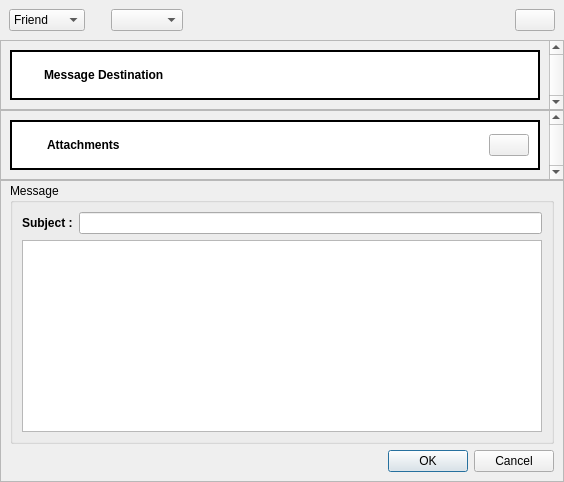
First picture: the form in retroshare-gui/src/gui/GeneralMsgDialog.ui, repository RetroShare/RetroShare, before the edit.
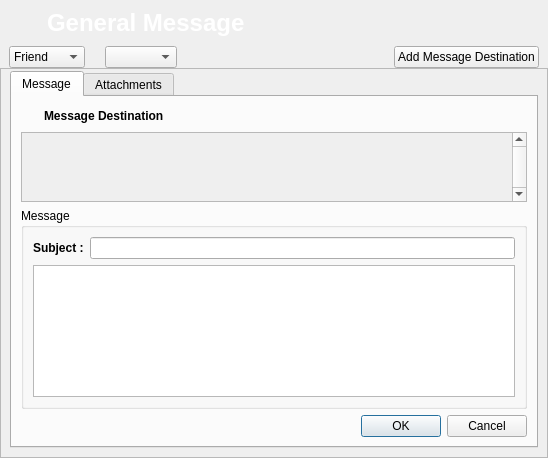
Second picture: the form after the edit. Icons and pictures are not drawn.

Commit message: little design changes for General Message

The edit to the form file:
```diff
--- a/retroshare-gui/src/gui/GeneralMsgDialog.ui
+++ b/retroshare-gui/src/gui/GeneralMsgDialog.ui
@@ -6,8 +6,8 @@
    <rect>
     <x>0</x>
     <y>0</y>
-    <width>564</width>
-    <height>482</height>
+    <width>548</width>
+    <height>458</height>
    </rect>
   </property>
   <property name="acceptDrops">
@@ -27,6 +27,101 @@
    <property name="spacing">
     <number>0</number>
    </property>
+   <item row="1" column="0">
+    <layout class="QHBoxLayout">
+     <property name="leftMargin">
+      <number>9</number>
+     </property>
+     <property name="rightMargin">
+      <number>9</number>
+     </property>
+     <item>
+      <widget class="QComboBox" name="typeComboBox">
+       <property name="acceptDrops">
+        <bool>true</bool>
+       </property>
+       <item>
+        <property name="text">
+         <string>Friend</string>
+        </property>
+       </item>
+       <item>
+        <property name="text">
+         <string>Channel</string>
+        </property>
+       </item>
+       <item>
+        <property name="text">
+         <string>Forum</string>
+        </property>
+       </item>
+       <item>
+        <property name="text">
+         <string>Blog</string>
+        </property>
+       </item>
+      </widget>
+     </item>
+     <item>
+      <spacer>
+       <property name="orientation">
+        <enum>Qt::Horizontal</enum>
+       </property>
+       <property name="sizeType">
+        <enum>QSizePolicy::Preferred</enum>
+       </property>
+       <property name="sizeHint" stdset="0">
+        <size>
+         <width>20</width>
+         <height>20</height>
+        </size>
+       </property>
+      </spacer>
+     </item>
+     <item>
+      <widget class="QComboBox" name="destIdComboBox"/>
+     </item>
+     <item>
+      <spacer>
+       <property name="orientation">
+        <enum>Qt::Horizontal</enum>
+       </property>
+       <property name="sizeHint" stdset="0">
+        <size>
+         <width>40</width>
+         <height>20</height>
+        </size>
+       </property>
+      </spacer>
+     </item>
+     <item>
+      <widget class="QPushButton" name="addButton">
+       <property name="sizePolicy">
+        <sizepolicy hsizetype="Fixed" vsizetype="Fixed">
+         <horstretch>0</horstretch>
+         <verstretch>0</verstretch>
+        </sizepolicy>
+       </property>
+       <property name="toolTip">
+        <string>Add Message Destination</string>
+       </property>
+       <property name="text">
+        <string>Add Message Destination</string>
+       </property>
+       <property name="icon">
+        <iconset resource="images.qrc">
+         <normaloff>:/images/edit_add24.png</normaloff>:/images/edit_add24.png</iconset>
+       </property>
+       <property name="iconSize">
+        <size>
+         <width>24</width>
+         <height>24</height>
+        </size>
+       </property>
+      </widget>
+     </item>
+    </layout>
+   </item>
    <item row="0" column="0">
     <widget class="QFrame" name="frame">
      <property name="styleSheet">
@@ -41,132 +136,64 @@
      </property>
      <layout class="QGridLayout" name="gridLayout">
       <item row="0" column="0">
-       <layout class="QHBoxLayout">
-        <item>
-         <widget class="QComboBox" name="typeComboBox">
-          <property name="acceptDrops">
-           <bool>true</bool>
-          </property>
-          <item>
-           <property name="text">
-            <string>Friend</string>
-           </property>
-          </item>
-          <item>
-           <property name="text">
-            <string>Channel</string>
-           </property>
-          </item>
-          <item>
-           <property name="text">
-            <string>Forum</string>
-           </property>
-          </item>
-          <item>
-           <property name="text">
-            <string>Blog</string>
-           </property>
-          </item>
-         </widget>
-        </item>
-        <item>
-         <spacer>
-          <property name="orientation">
-           <enum>Qt::Horizontal</enum>
-          </property>
-          <property name="sizeType">
-           <enum>QSizePolicy::Preferred</enum>
-          </property>
-          <property name="sizeHint" stdset="0">
-           <size>
-            <width>20</width>
-            <height>20</height>
-           </size>
-          </property>
-         </spacer>
-        </item>
-        <item>
-         <widget class="QComboBox" name="destIdComboBox"/>
-        </item>
-        <item>
-         <spacer>
-          <property name="orientation">
-           <enum>Qt::Horizontal</enum>
-          </property>
-          <property name="sizeHint" stdset="0">
-           <size>
-            <width>40</width>
-            <height>20</height>
-           </size>
-          </property>
-         </spacer>
-        </item>
-        <item>
-         <widget class="QPushButton" name="addButton">
-          <property name="sizePolicy">
-           <sizepolicy hsizetype="Fixed" vsizetype="Fixed">
-            <horstretch>0</horstretch>
-            <verstretch>0</verstretch>
-           </sizepolicy>
-          </property>
-          <property name="toolTip">
-           <string>Add Message Destination</string>
-          </property>
-          <property name="text">
-           <string/>
-          </property>
-          <property name="icon">
-           <iconset resource="images.qrc">
-            <normaloff>:/images/edit_add24.png</normaloff>:/images/edit_add24.png</iconset>
-          </property>
-          <property name="iconSize">
-           <size>
-            <width>24</width>
-            <height>24</height>
-           </size>
-          </property>
-         </widget>
-        </item>
-       </layout>
+       <widget class="QLabel" name="label_6">
+        <property name="maximumSize">
+         <size>
+          <width>32</width>
+          <height>32</height>
+         </size>
+        </property>
+        <property name="text">
+         <string/>
+        </property>
+        <property name="pixmap">
+         <pixmap resource="images.qrc">:/images/new-mail-alert.png</pixmap>
+        </property>
+        <property name="scaledContents">
+         <bool>true</bool>
+        </property>
+       </widget>
+      </item>
+      <item row="0" column="1">
+       <widget class="QLabel" name="label_7">
+        <property name="text">
+         <string>&lt;!DOCTYPE HTML PUBLIC &quot;-//W3C//DTD HTML 4.0//EN&quot; &quot;http://www.w3.org/TR/REC-html40/strict.dtd&quot;&gt;
+&lt;html&gt;&lt;head&gt;&lt;meta name=&quot;qrichtext&quot; content=&quot;1&quot; /&gt;&lt;style type=&quot;text/css&quot;&gt;
+p, li { white-space: pre-wrap; }
+&lt;/style&gt;&lt;/head&gt;&lt;body style=&quot; font-family:'MS Shell Dlg 2'; font-size:8.25pt; font-weight:400; font-style:normal;&quot;&gt;
+&lt;p style=&quot; margin-top:0px; margin-bottom:0px; margin-left:0px; margin-right:0px; -qt-block-indent:0; text-indent:0px;&quot;&gt;&lt;span style=&quot; font-size:18pt; font-weight:600; color:#ffffff;&quot;&gt;General Message&lt;/span&gt;&lt;/p&gt;&lt;/body&gt;&lt;/html&gt;</string>
+        </property>
+       </widget>
       </item>
      </layout>
     </widget>
    </item>
-   <item row="1" column="0">
-    <widget class="QScrollArea" name="scrollArea_2">
-     <property name="verticalScrollBarPolicy">
-      <enum>Qt::ScrollBarAlwaysOn</enum>
+   <item row="2" column="0">
+    <widget class="QFrame" name="frame_2">
+     <property name="frameShape">
+      <enum>QFrame::StyledPanel</enum>
      </property>
-     <property name="widgetResizable">
-      <bool>true</bool>
+     <property name="frameShadow">
+      <enum>QFrame::Raised</enum>
      </property>
-     <widget class="QWidget" name="scrollAreaWidgetContents_2">
-      <property name="geometry">
-       <rect>
-        <x>0</x>
-        <y>0</y>
-        <width>545</width>
-        <height>66</height>
-       </rect>
+     <layout class="QGridLayout" name="gridLayout_6">
+      <property name="topMargin">
+       <number>2</number>
       </property>
-      <layout class="QGridLayout" name="gridLayout_5">
-       <item row="0" column="0">
-        <widget class="QFrame" name="destFrame">
-         <property name="acceptDrops">
-          <bool>true</bool>
-         </property>
-         <property name="styleSheet">
-          <string notr="true">QFrame#destFrame{border: 2px solid black; 
-background: white;}</string>
-         </property>
-         <property name="frameShape">
-          <enum>QFrame::StyledPanel</enum>
-         </property>
-         <property name="frameShadow">
-          <enum>QFrame::Raised</enum>
-         </property>
-         <layout class="QVBoxLayout">
-          <item>
+      <item row="0" column="0">
+       <widget class="QTabWidget" name="tabWidget">
+        <property name="currentIndex">
+         <number>0</number>
+        </property>
+        <property name="movable">
+         <bool>false</bool>
+        </property>
+        <widget class="QWidget" name="tab">
+         <attribute name="title">
+          <string>Message</string>
+         </attribute>
+         <layout class="QGridLayout" name="gridLayout_3">
+          <item row="0" column="0">
            <layout class="QHBoxLayout">
             <item>
              <widget class="QLabel" name="label_2">
@@ -222,56 +249,93 @@
             </item>
            </layout>
           </item>
+          <item row="1" column="0">
+           <widget class="QScrollArea" name="scrollArea_2">
+            <property name="verticalScrollBarPolicy">
+             <enum>Qt::ScrollBarAlwaysOn</enum>
+            </property>
+            <property name="widgetResizable">
+             <bool>true</bool>
+            </property>
+            <widget class="QWidget" name="scrollAreaWidgetContents_2">
+             <property name="geometry">
+              <rect>
+               <x>0</x>
+               <y>0</y>
+               <width>485</width>
+               <height>60</height>
+              </rect>
+             </property>
+             <layout class="QGridLayout" name="gridLayout_5">
+              <item row="2" column="0">
+               <spacer name="verticalSpacer_2">
+                <property name="orientation">
+                 <enum>Qt::Vertical</enum>
+                </property>
+                <property name="sizeHint" stdset="0">
+                 <size>
+                  <width>20</width>
+                  <height>40</height>
+                 </size>
+                </property>
+               </spacer>
+              </item>
+              <item row="1" column="0">
+               <layout class="QVBoxLayout" name="verticalLayout"/>
+              </item>
+             </layout>
+            </widget>
+           </widget>
+          </item>
+          <item row="2" column="0">
+           <widget class="QGroupBox" name="groupBox">
+            <property name="title">
+             <string>Message</string>
+            </property>
+            <layout class="QGridLayout" name="gridLayout_2">
+             <item row="0" column="0">
+              <layout class="QHBoxLayout" name="_2">
+               <item>
+                <widget class="QLabel" name="label_5">
+                 <property name="font">
+                  <font>
+                   <weight>75</weight>
+                   <bold>true</bold>
+                  </font>
+                 </property>
+                 <property name="text">
+                  <string>Subject :</string>
+                 </property>
+                </widget>
+               </item>
+               <item>
+                <widget class="QLineEdit" name="subjectEdit"/>
+               </item>
+              </layout>
+             </item>
+             <item row="1" column="0">
+              <widget class="QTextEdit" name="msgEdit"/>
+             </item>
+            </layout>
+           </widget>
+          </item>
+          <item row="3" column="0">
+           <widget class="QDialogButtonBox" name="buttonBox">
+            <property name="orientation">
+             <enum>Qt::Horizontal</enum>
+            </property>
+            <property name="standardButtons">
+             <set>QDialogButtonBox::Cancel|QDialogButtonBox::Ok</set>
+            </property>
+           </widget>
+          </item>
          </layout>
         </widget>
-       </item>
-      </layout>
-     </widget>
-    </widget>
-   </item>
-   <item row="2" column="0">
-    <widget class="QScrollArea" name="scrollArea">
-     <property name="verticalScrollBarPolicy">
-      <enum>Qt::ScrollBarAlwaysOn</enum>
-     </property>
-     <property name="widgetResizable">
-      <bool>true</bool>
-     </property>
-     <widget class="QWidget" name="scrollAreaWidgetContents">
-      <property name="geometry">
-       <rect>
-        <x>0</x>
-        <y>0</y>
-        <width>545</width>
-        <height>76</height>
-       </rect>
-      </property>
-      <layout class="QGridLayout" name="gridLayout_4">
-       <item row="0" column="0">
-        <widget class="QFrame" name="fileFrame">
-         <property name="minimumSize">
-          <size>
-           <width>0</width>
-           <height>0</height>
-          </size>
-         </property>
-         <property name="acceptDrops">
-          <bool>true</bool>
-         </property>
-         <property name="toolTip">
-          <string>Drag and Drop Files from Search Results</string>
-         </property>
-         <property name="styleSheet">
-          <string notr="true">QFrame#fileFrame{border: 2px solid black; 
-background: white;}</string>
-         </property>
-         <property name="frameShape">
-          <enum>QFrame::StyledPanel</enum>
-         </property>
-         <property name="frameShadow">
-          <enum>QFrame::Raised</enum>
-         </property>
-         <layout class="QGridLayout" name="gridLayout_3">
+        <widget class="QWidget" name="tab_2">
+         <attribute name="title">
+          <string>Attachments</string>
+         </attribute>
+         <layout class="QGridLayout" name="gridLayout_9">
           <item row="0" column="0">
            <layout class="QHBoxLayout" name="horizontalLayout">
             <item>
@@ -357,65 +421,46 @@
             </item>
            </layout>
           </item>
+          <item row="1" column="0">
+           <widget class="QScrollArea" name="scrollArea">
+            <property name="verticalScrollBarPolicy">
+             <enum>Qt::ScrollBarAlwaysOn</enum>
+            </property>
+            <property name="widgetResizable">
+             <bool>true</bool>
+            </property>
+            <widget class="QWidget" name="scrollAreaWidgetContents">
+             <property name="geometry">
+              <rect>
+               <x>0</x>
+               <y>0</y>
+               <width>485</width>
+               <height>270</height>
+              </rect>
+             </property>
+             <layout class="QGridLayout" name="gridLayout_4">
+              <item row="1" column="0">
+               <spacer name="verticalSpacer">
+                <property name="orientation">
+                 <enum>Qt::Vertical</enum>
+                </property>
+                <property name="sizeHint" stdset="0">
+                 <size>
+                  <width>20</width>
+                  <height>40</height>
+                 </size>
+                </property>
+               </spacer>
+              </item>
+              <item row="0" column="0">
+               <layout class="QVBoxLayout" name="verticalLayout_2"/>
+              </item>
+             </layout>
+            </widget>
+           </widget>
+          </item>
          </layout>
         </widget>
-       </item>
-      </layout>
-     </widget>
-    </widget>
-   </item>
-   <item row="3" column="0">
-    <widget class="QFrame" name="frame_2">
-     <property name="frameShape">
-      <enum>QFrame::StyledPanel</enum>
-     </property>
-     <property name="frameShadow">
-      <enum>QFrame::Raised</enum>
-     </property>
-     <layout class="QGridLayout" name="gridLayout_6">
-      <property name="topMargin">
-       <number>2</number>
-      </property>
-      <item row="0" column="0">
-       <widget class="QGroupBox" name="groupBox">
-        <property name="title">
-         <string>Message</string>
-        </property>
-        <layout class="QGridLayout" name="gridLayout_2">
-         <item row="0" column="0">
-          <layout class="QHBoxLayout">
-           <item>
-            <widget class="QLabel" name="label_5">
-             <property name="font">
-              <font>
-               <weight>75</weight>
-               <bold>true</bold>
-              </font>
-             </property>
-             <property name="text">
-              <string>Subject :</string>
-             </property>
-            </widget>
-           </item>
-           <item>
-            <widget class="QLineEdit" name="subjectEdit"/>
-           </item>
-          </layout>
-         </item>
-         <item row="1" column="0">
-          <widget class="QTextEdit" name="msgEdit"/>
-         </item>
-        </layout>
-       </widget>
-      </item>
-      <item row="1" column="0">
-       <widget class="QDialogButtonBox" name="buttonBox">
-        <property name="orientation">
-         <enum>Qt::Horizontal</enum>
-        </property>
-        <property name="standardButtons">
-         <set>QDialogButtonBox::Cancel|QDialogButtonBox::Ok</set>
-        </property>
        </widget>
       </item>
      </layout>
```
The commit also changes 1 other file.
